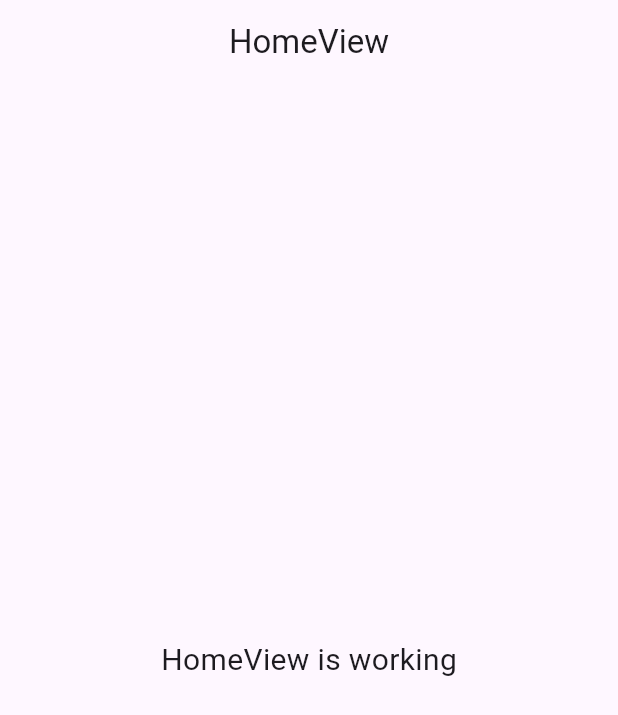
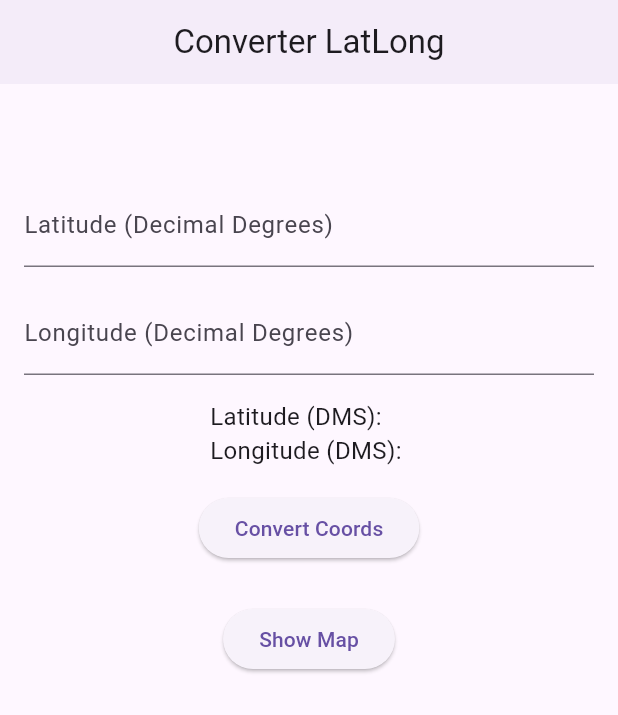
Before and after one commit to unlovedcake/Converter-LatLong-Flutter, a Flutter app: the screen it shows after launch, on a phone screen of 412 x 824 dp. Shown: the top 715 px of the screen. Run offline on Flutter 3.47's test engine with Material 3 defaults, Android fonts, the phone set to English and light mode, and no system bars; our stand-ins replace firebase_core, get, google_maps_flutter; accounts and stored records are empty.

Commit message:
Added Functionality To Convert Lat and Long Coordinates and Google Map

```diff
--- a/lib/app/modules/home/views/home_view.dart
+++ b/lib/app/modules/home/views/home_view.dart
@@ -1,22 +1,81 @@
+import 'package:converter_latlong/app/routes/app_pages.dart';
 import 'package:flutter/material.dart';
 
 import 'package:get/get.dart';
+import 'package:google_maps_flutter/google_maps_flutter.dart';
 
 import '../controllers/home_controller.dart';
 
 class HomeView extends GetView<HomeController> {
   const HomeView({super.key});
+
   @override
   Widget build(BuildContext context) {
+    final controller = Get.put(HomeController());
     return Scaffold(
       appBar: AppBar(
-        title: const Text('HomeView'),
+        elevation: 2,
         centerTitle: true,
+        title: Text('Converter LatLong'),
       ),
-      body: const Center(
-        child: Text(
-          'HomeView is working',
-          style: TextStyle(fontSize: 20),
+      body: SingleChildScrollView(
+        child: Padding(
+          padding: const EdgeInsets.all(16.0),
+          child: Column(
+            mainAxisAlignment: MainAxisAlignment.center,
+            crossAxisAlignment: CrossAxisAlignment.center,
+            children: [
+              SizedBox(
+                height: 50,
+              ),
+              TextField(
+                decoration:
+                    InputDecoration(labelText: 'Latitude (Decimal Degrees)'),
+                keyboardType: TextInputType.number,
+                onChanged: (value) {
+                  controller.latitudeDD.value = value;
+                },
+              ),
+              SizedBox(height: 16.0),
+              TextField(
+                decoration:
+                    InputDecoration(labelText: 'Longitude (Decimal Degrees)'),
+                keyboardType: TextInputType.number,
+                onChanged: (value) {
+                  controller.longitudeDD.value = value;
+                },
+              ),
+              SizedBox(height: 16.0),
+              Obx(() => Column(
+                    crossAxisAlignment: CrossAxisAlignment.start,
+                    children: [
+                      Text(
+                        'Latitude (DMS): ${controller.latitudeDMS.value}',
+                        style: TextStyle(fontSize: 16),
+                      ),
+                      Text(
+                        'Longitude (DMS): ${controller.longitudeDMS.value}',
+                        style: TextStyle(fontSize: 16),
+                      ),
+                    ],
+                  )),
+              SizedBox(height: 16.0),
+              ElevatedButton(
+                onPressed: () {
+                  controller.convertCoordinates();
+                },
+                child: Text('Convert Coords'),
+              ),
+              SizedBox(height: 26.0),
+              ElevatedButton(
+                onPressed: () {
+                  Get.toNamed(AppPages.SHOW_MAP);
+                },
+                child: Text('Show Map'),
+              ),
+              SizedBox(height: 16.0),
+            ],
+          ),
         ),
       ),
     );
--- a/lib/app/routes/app_pages.dart
+++ b/lib/app/routes/app_pages.dart
@@ -2,6 +2,8 @@ import 'package:get/get.dart';
 
 import '../modules/home/bindings/home_binding.dart';
 import '../modules/home/views/home_view.dart';
+import '../modules/show_map/bindings/show_map_binding.dart';
+import '../modules/show_map/views/show_map_view.dart';
 
 part 'app_routes.dart';
 
@@ -10,11 +12,18 @@ class AppPages {
 
   static const INITIAL = Routes.HOME;
 
+  static const SHOW_MAP = Routes.SHOW_MAP;
+
   static final routes = [
     GetPage(
       name: _Paths.HOME,
-      page: () => const HomeView(),
+      page: () => HomeView(),
       binding: HomeBinding(),
+    ),
+    GetPage(
+      name: _Paths.SHOW_MAP,
+      page: () => const ShowMapView(),
+      binding: ShowMapBinding(),
     ),
   ];
 }
--- a/lib/app/routes/app_routes.dart
+++ b/lib/app/routes/app_routes.dart
@@ -4,9 +4,11 @@ part of 'app_pages.dart';
 abstract class Routes {
   Routes._();
   static const HOME = _Paths.HOME;
+  static const SHOW_MAP = _Paths.SHOW_MAP;
 }
 
 abstract class _Paths {
   _Paths._();
   static const HOME = '/home';
+  static const SHOW_MAP = '/show-map';
 }
--- a/lib/main.dart
+++ b/lib/main.dart
@@ -1,10 +1,14 @@
+import 'package:converter_latlong/firebase_options.dart';
+import 'package:firebase_core/firebase_core.dart';
 import 'package:flutter/material.dart';
 
 import 'package:get/get.dart';
 
 import 'app/routes/app_pages.dart';
 
-void main() {
+Future<void> main() async {
+  WidgetsFlutterBinding.ensureInitialized();
+  await Firebase.initializeApp(options: DefaultFirebaseOptions.currentPlatform);
   runApp(
     GetMaterialApp(
       title: "Application",
--- a/pubspec.yaml
+++ b/pubspec.yaml
@@ -37,6 +37,7 @@ dependencies:
   get: ^4.6.6
   dio: ^5.7.0
   firebase_core: ^3.4.1
+  google_maps_flutter: ^2.9.0
 
 dev_dependencies:
   flutter_test:
```
Also changed, not shown: lib/app/modules/home/controllers/home_controller.dart (+55 -4 lines), lib/app/modules/show_map/bindings/show_map_binding.dart (added, +12 -0 lines), lib/app/modules/show_map/controllers/show_map_controller.dart (added, +37 -0 lines), lib/app/modules/show_map/views/show_map_view.dart (added, +28 -0 lines), pubspec.lock, 1 other file.
